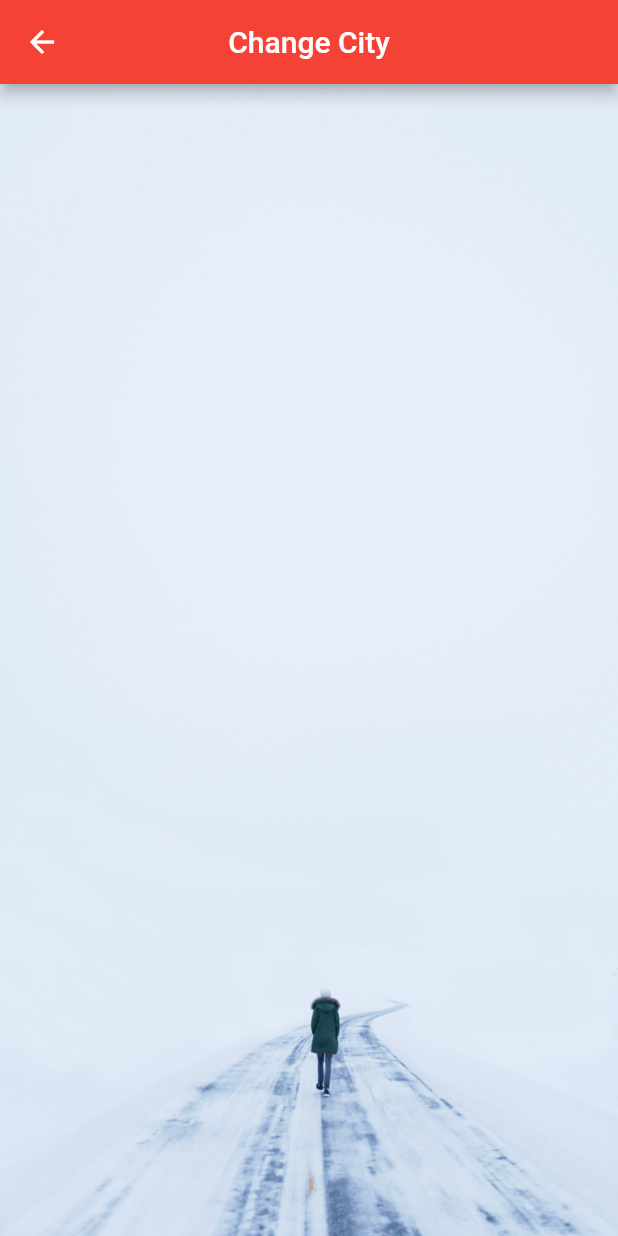
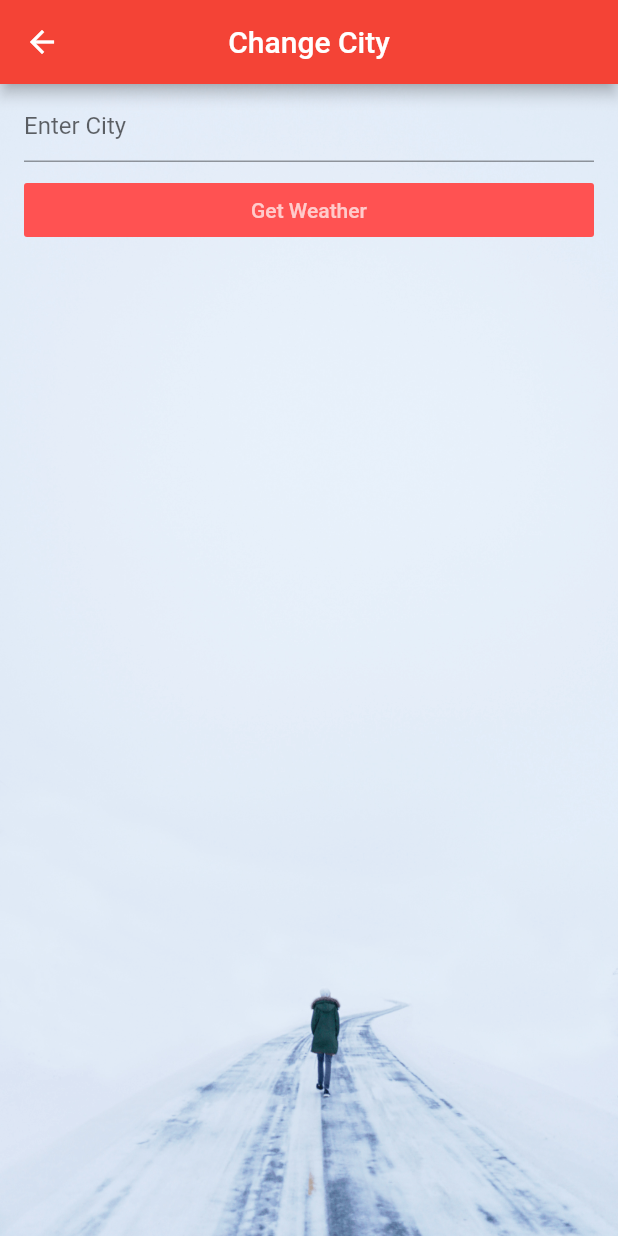
Before and after one commit to DilanMadhusanka/Flutter_App, a Flutter app: the screen it shows after launch, after a tap on the "menu" icon, on a phone screen of 412 x 824 dp. Run offline on Flutter 3.47's test engine with Material 2 defaults, Android fonts, the phone set to English and light mode, and no system bars; network calls fail.

Commit message:
Go to Second page and enter the city

```diff
--- a/11. Flutter - Build the Klimatic Weather App/climatic/lib/ui/climatic.dart
+++ b/11. Flutter - Build the Klimatic Weather App/climatic/lib/ui/climatic.dart
@@ -13,10 +13,17 @@ class _ClimaticState extends State<Climatic> {
 
   Future _goToNextScreen(BuildContext context) async {
     Map results = await Navigator.of(context).push(
-      new MaterialPageRoute(builder: (BuildContext context) {
+      new MaterialPageRoute<Map>(builder: (BuildContext context) {
         return new ChangeCity();
       })
     );
+
+    if (results != null && results.containsKey('enter')) {
+      print(results['enter'].toString());
+    }
+    else {
+      print('Nothing!');
+    }
   }
 
   void showStuff() async {
@@ -100,6 +107,9 @@ class _ClimaticState extends State<Climatic> {
 }
 
 class ChangeCity extends StatelessWidget {
+
+  var _cityFieldController = new TextEditingController();
+
   @override
   Widget build(BuildContext context) {
     return Scaffold(
@@ -116,6 +126,31 @@ class ChangeCity extends StatelessWidget {
                 height: 1200.0,
                 fit: BoxFit.fill,
             ),
+          ),
+          new ListView(
+            children: <Widget>[
+              new ListTile(
+                title: new TextField(
+                  decoration: new InputDecoration(
+                    hintText: 'Enter City'
+                  ),
+                  controller: _cityFieldController,
+                  keyboardType: TextInputType.text,
+                ),
+              ),
+              new ListTile(
+                title: new FlatButton(
+                  onPressed: () {
+                    Navigator.pop(context, {
+                      'enter': _cityFieldController.text
+                    });
+                  },
+                  textColor: Colors.white70,
+                  color: Colors.redAccent,
+                  child: new Text('Get Weather'),
+                ),
+              )
+            ],
           )
         ],
       ),
```
